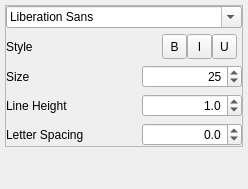
This is src/widgets/panels/font-panel.ui in flux3dp/swiftray as Qt 5 draws it before an edit. The edited form follows.
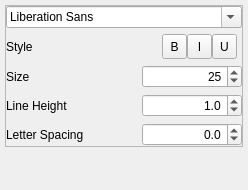
This is the edited form. Icons and pictures are not drawn.

The edit to the form file:
```diff
--- a/src/widgets/panels/font-panel.ui
+++ b/src/widgets/panels/font-panel.ui
@@ -7,7 +7,7 @@
     <x>0</x>
     <y>0</y>
     <width>248</width>
-    <height>189</height>
+    <height>190</height>
    </rect>
   </property>
   <property name="sizePolicy">
```
Left out of the diff: 3 changed lines with no effect on the pictures.
